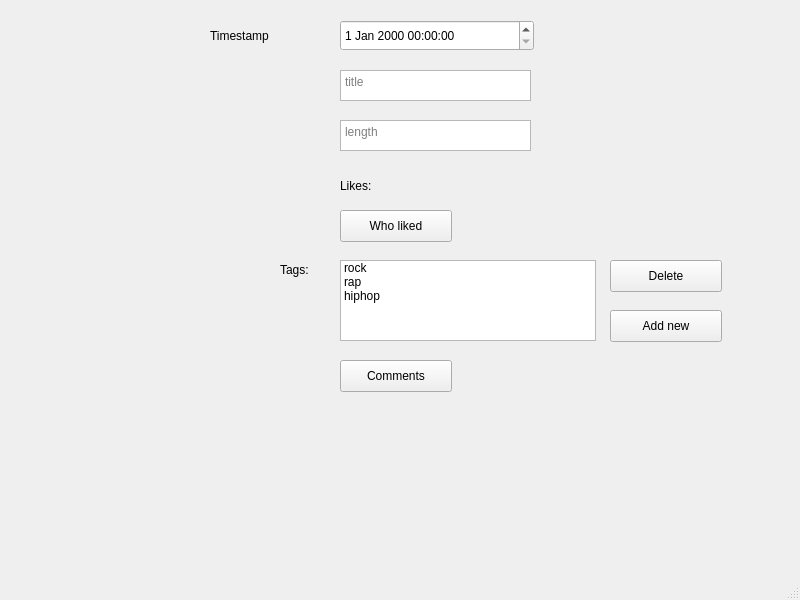
Above: project/lab6/mainwindow.ui from aneroid11/Databases before the change. Below: the same form after it.
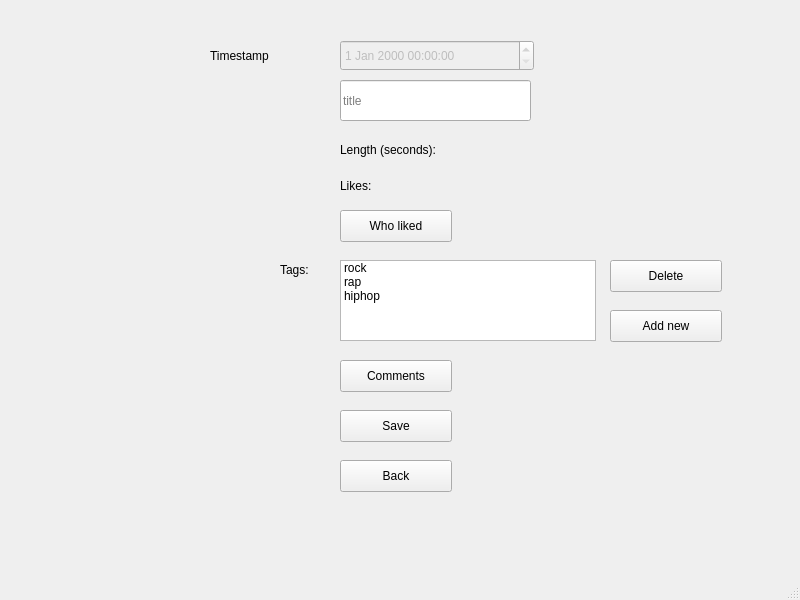
That is the form after the change. The open tabs and pages were chosen to show the change.

Commit message: my track dummy details page

Patch:
```diff
--- a/project/lab6/mainwindow.ui
+++ b/project/lab6/mainwindow.ui
@@ -907,11 +907,14 @@
      </widget>
     </widget>
     <widget class="QWidget" name="myTrackEditPage">
-     <widget class="QDateTimeEdit" name="dateTimeEdit">
+     <widget class="QDateTimeEdit" name="myTrackEdit_timestamp">
+      <property name="enabled">
+       <bool>false</bool>
+      </property>
       <property name="geometry">
        <rect>
         <x>340</x>
-        <y>20</y>
+        <y>40</y>
         <width>194</width>
         <height>31</height>
        </rect>
@@ -921,7 +924,7 @@
       <property name="geometry">
        <rect>
         <x>210</x>
-        <y>20</y>
+        <y>40</y>
         <width>111</width>
         <height>31</height>
        </rect>
@@ -930,32 +933,6 @@
        <string>Timestamp</string>
       </property>
      </widget>
-     <widget class="QTextEdit" name="textEdit">
-      <property name="geometry">
-       <rect>
-        <x>340</x>
-        <y>70</y>
-        <width>191</width>
-        <height>31</height>
-       </rect>
-      </property>
-      <property name="placeholderText">
-       <string>title</string>
-      </property>
-     </widget>
-     <widget class="QTextEdit" name="textEdit_2">
-      <property name="geometry">
-       <rect>
-        <x>340</x>
-        <y>120</y>
-        <width>191</width>
-        <height>31</height>
-       </rect>
-      </property>
-      <property name="placeholderText">
-       <string>length</string>
-      </property>
-     </widget>
      <widget class="QLabel" name="label_2">
       <property name="geometry">
        <rect>
@@ -1059,6 +1036,84 @@
        <string>Comments</string>
       </property>
      </widget>
+     <widget class="QLineEdit" name="myTrackEdit_titleLineEdit">
+      <property name="geometry">
+       <rect>
+        <x>340</x>
+        <y>80</y>
+        <width>191</width>
+        <height>41</height>
+       </rect>
+      </property>
+      <property name="placeholderText">
+       <string>title</string>
+      </property>
+     </widget>
+     <widget class="QLabel" name="label_6">
+      <property name="geometry">
+       <rect>
+        <x>340</x>
+        <y>140</y>
+        <width>141</width>
+        <height>20</height>
+       </rect>
+      </property>
+      <property name="text">
+       <string>Length (seconds):</string>
+      </property>
+     </widget>
+     <widget class="QLabel" name="myTrackEdit_length">
+      <property name="geometry">
+       <rect>
+        <x>500</x>
+        <y>140</y>
+        <width>76</width>
+        <height>20</height>
+       </rect>
+      </property>
+      <property name="text">
+       <string/>
+      </property>
+     </widget>
+     <widget class="QLabel" name="myTrackEdit_numLikes">
+      <property name="geometry">
+       <rect>
+        <x>500</x>
+        <y>170</y>
+        <width>76</width>
+        <height>31</height>
+       </rect>
+      </property>
+      <property name="text">
+       <string/>
+      </property>
+     </widget>
+     <widget class="QPushButton" name="myTrackEdit_saveButton">
+      <property name="geometry">
+       <rect>
+        <x>340</x>
+        <y>410</y>
+        <width>112</width>
+        <height>32</height>
+       </rect>
+      </property>
+      <property name="text">
+       <string>Save</string>
+      </property>
+     </widget>
+     <widget class="QPushButton" name="myTrackEdit_backButton">
+      <property name="geometry">
+       <rect>
+        <x>340</x>
+        <y>460</y>
+        <width>112</width>
+        <height>32</height>
+       </rect>
+      </property>
+      <property name="text">
+       <string>Back</string>
+      </property>
+     </widget>
     </widget>
     <widget class="QWidget" name="playlistsPage">
      <widget class="QLabel" name="playlists_titleLabel">
```
Left out of the diff: 12 changed lines with no effect on the pictures. The commit also changes 1 other file.
